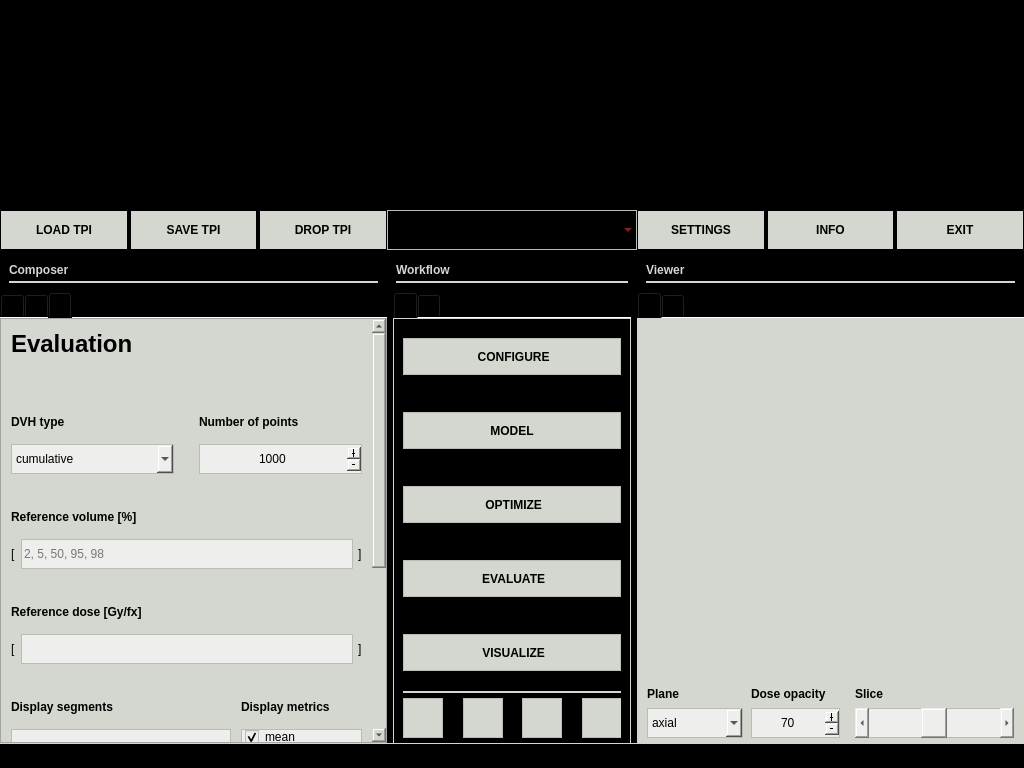
Before: the Qt Designer form pyanno4rt/gui/designs/main_window.ui in pyanno4rt/pyanno4rt, drawn with Qt 5.
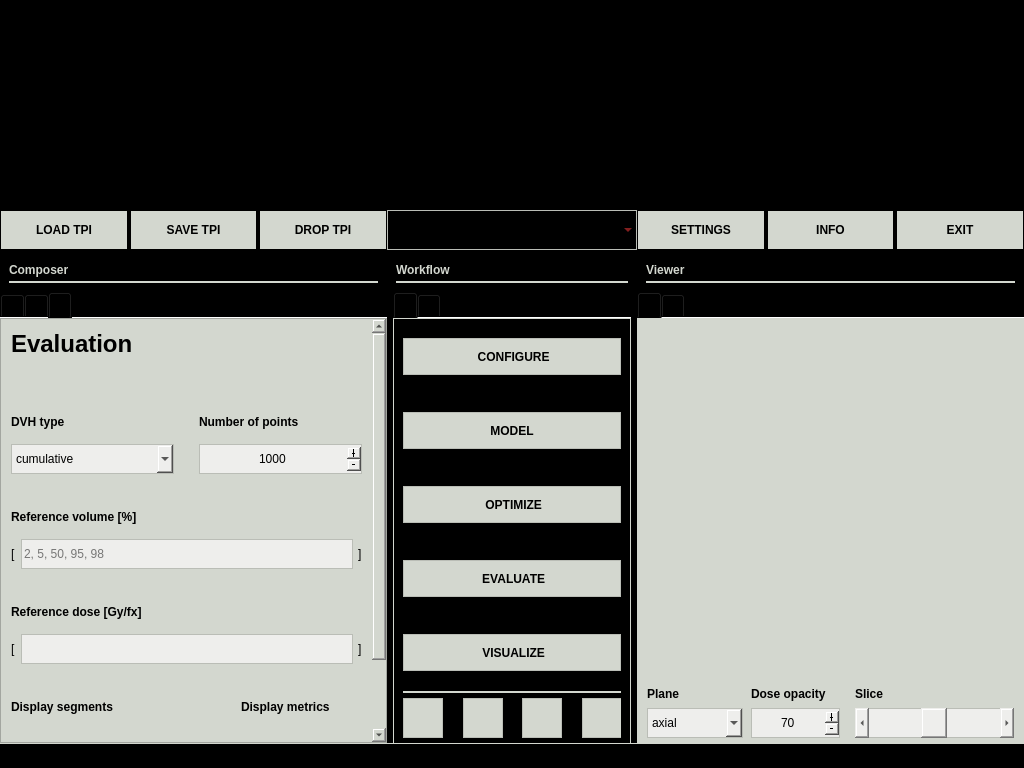
After: the same form once the commit is applied. The open tabs and pages were chosen to show the change. Icons and pictures are not drawn.

The edit to the form file:
```diff
--- a/pyanno4rt/gui/designs/main_window.ui
+++ b/pyanno4rt/gui/designs/main_window.ui
@@ -5673,6 +5673,9 @@
             </property>
             <item>
              <widget class="QScrollArea" name="scroll_evaluation">
+              <property name="verticalScrollBarPolicy">
+               <enum>Qt::ScrollBarAlwaysOn</enum>
+              </property>
               <property name="widgetResizable">
                <bool>true</bool>
               </property>
@@ -5682,7 +5685,7 @@
                  <x>0</x>
                  <y>0</y>
                  <width>369</width>
-                 <height>840</height>
+                 <height>634</height>
                 </rect>
                </property>
                <layout class="QVBoxLayout" name="scroll_evaluation_meta_layout">
@@ -6412,165 +6415,6 @@
                     <property name="spacing">
                      <number>10</number>
                     </property>
-                    <item>
-                     <widget class="QListWidget" name="display_segments_lwidget">
-                      <property name="sizePolicy">
-                       <sizepolicy hsizetype="MinimumExpanding" vsizetype="Expanding">
-                        <horstretch>0</horstretch>
-                        <verstretch>0</verstretch>
-                       </sizepolicy>
-                      </property>
-                      <property name="minimumSize">
-                       <size>
-                        <width>220</width>
-                        <height>200</height>
-                       </size>
-                      </property>
-                      <property name="maximumSize">
-                       <size>
-                        <width>16777215</width>
-                        <height>200</height>
-                       </size>
-                      </property>
-                      <property name="cursor" stdset="0">
-                       <cursorShape>PointingHandCursor</cursorShape>
-                      </property>
-                      <property name="styleSheet">
-                       <string notr="true">color: rgb(0, 0, 0);
-background-color: rgb(238, 238, 236);
-border: 1px solid;
-border-color: rgb(186, 189, 182);</string>
-                      </property>
-                      <property name="selectionMode">
-                       <enum>QAbstractItemView::NoSelection</enum>
-                      </property>
-                      <property name="verticalScrollMode">
-                       <enum>QAbstractItemView::ScrollPerPixel</enum>
-                      </property>
-                      <property name="horizontalScrollMode">
-                       <enum>QAbstractItemView::ScrollPerPixel</enum>
-                      </property>
-                      <property name="flow">
-                       <enum>QListView::TopToBottom</enum>
-                      </property>
-                      <property name="spacing">
-                       <number>4</number>
-                      </property>
-                     </widget>
-                    </item>
-                    <item>
-                     <widget class="QListWidget" name="display_metrics_lwidget">
-                      <property name="sizePolicy">
-                       <sizepolicy hsizetype="MinimumExpanding" vsizetype="Expanding">
-                        <horstretch>0</horstretch>
-                        <verstretch>0</verstretch>
-                       </sizepolicy>
-                      </property>
-                      <property name="minimumSize">
-                       <size>
-                        <width>115</width>
-                        <height>200</height>
-                       </size>
-                      </property>
-                      <property name="maximumSize">
-                       <size>
-                        <width>16777215</width>
-                        <height>200</height>
-                       </size>
-                      </property>
-                      <property name="cursor" stdset="0">
-                       <cursorShape>PointingHandCursor</cursorShape>
-                      </property>
-                      <property name="styleSheet">
-                       <string notr="true">color: rgb(0, 0, 0);
-background-color: rgb(238, 238, 236);
-border: 1px solid;
-border-color: rgb(186, 189, 182);</string>
-                      </property>
-                      <property name="selectionMode">
-                       <enum>QAbstractItemView::NoSelection</enum>
-                      </property>
-                      <property name="verticalScrollMode">
-                       <enum>QAbstractItemView::ScrollPerPixel</enum>
-                      </property>
-                      <property name="horizontalScrollMode">
-                       <enum>QAbstractItemView::ScrollPerPixel</enum>
-                      </property>
-                      <property name="flow">
-                       <enum>QListView::TopToBottom</enum>
-                      </property>
-                      <property name="spacing">
-                       <number>4</number>
-                      </property>
-                      <property name="viewMode">
-                       <enum>QListView::ListMode</enum>
-                      </property>
-                      <item>
-                       <property name="text">
-                        <string>mean</string>
-                       </property>
-                       <property name="checkState">
-                        <enum>Checked</enum>
-                       </property>
-                      </item>
-                      <item>
-                       <property name="text">
-                        <string>std</string>
-                       </property>
-                       <property name="checkState">
-                        <enum>Checked</enum>
-                       </property>
-                      </item>
-                      <item>
-                       <property name="text">
-                        <string>max</string>
-                       </property>
-                       <property name="checkState">
-                        <enum>Checked</enum>
-                       </property>
-                      </item>
-                      <item>
-                       <property name="text">
-                        <string>min</string>
-                       </property>
-                       <property name="checkState">
-                        <enum>Checked</enum>
-                       </property>
-                      </item>
-                      <item>
-                       <property name="text">
-                        <string>Dx</string>
-                       </property>
-                       <property name="checkState">
-                        <enum>Checked</enum>
-                       </property>
-                      </item>
-                      <item>
-                       <property name="text">
-                        <string>Vx</string>
-                       </property>
-                       <property name="checkState">
-                        <enum>Checked</enum>
-                       </property>
-                      </item>
-                      <item>
-                       <property name="text">
-                        <string>CI</string>
-                       </property>
-                       <property name="checkState">
-                        <enum>Checked</enum>
-                       </property>
-                      </item>
-                      <item>
-                       <property name="text">
-                        <string>HI</string>
-                       </property>
-                       <property name="checkState">
-                        <enum>Checked</enum>
-                       </property>
-                      </item>
-                     </widget>
-                    </item>
                    </layout>
                   </item>
                   <item>
@@ -6579,7 +6423,7 @@
                      <enum>Qt::Vertical</enum>
                     </property>
                     <property name="sizeType">
-                     <enum>QSizePolicy::Fixed</enum>
+                     <enum>QSizePolicy::MinimumExpanding</enum>
                     </property>
                     <property name="sizeHint" stdset="0">
                      <size>
@@ -6765,19 +6609,6 @@
                     </item>
                    </layout>
                   </item>
-                  <item>
-                   <spacer name="bottom_vspacer_evaluation">
-                    <property name="orientation">
-                     <enum>Qt::Vertical</enum>
-                    </property>
-                    <property name="sizeHint" stdset="0">
-                     <size>
-                      <width>20</width>
-                      <height>40</height>
-                     </size>
-                    </property>
-                   </spacer>
-                  </item>
                  </layout>
                 </item>
                </layout>
```
Left out of the diff: 45 changed lines with no effect on the pictures.
